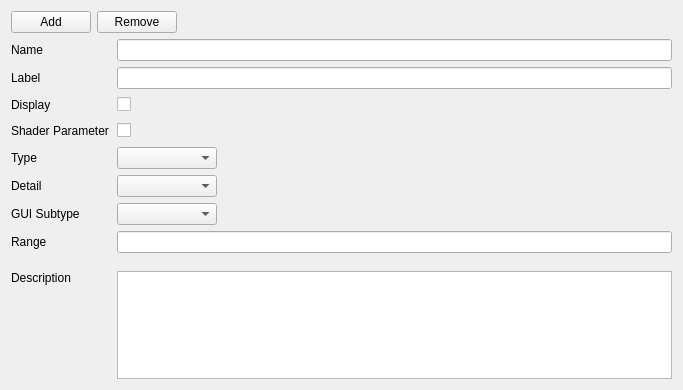
Before: the Qt Designer form gui/ui_nodeParamEditor.ui in ymesh/meShaderEd, drawn with Qt 5.
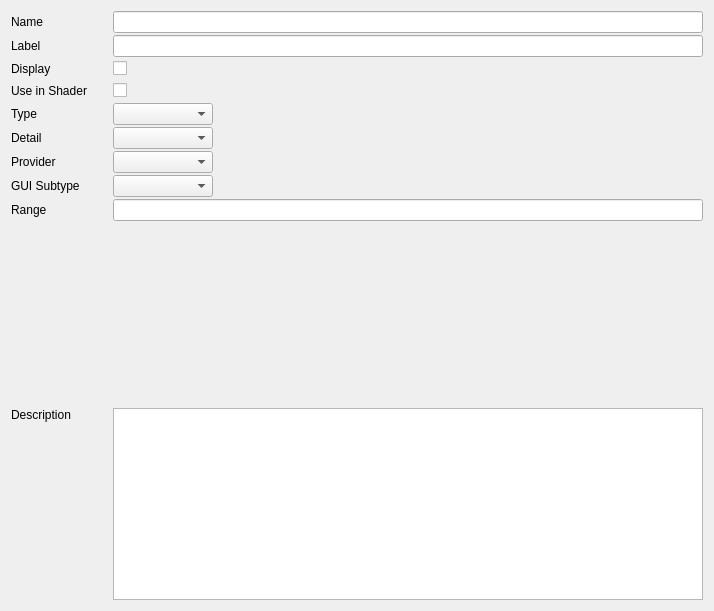
After: the same form once the commit is applied.

Commit message: NodeEditorWindow: replaced by NodeEditorPanel ProjectSetup: Using relative paths for resource directories ImageView: Auto update checkbox ImageView: Reset zoom button

Diff of the .ui file:
```diff
--- a/gui/ui_nodeParamEditor.ui
+++ b/gui/ui_nodeParamEditor.ui
@@ -6,45 +6,17 @@
    <rect>
     <x>0</x>
     <y>0</y>
-    <width>683</width>
-    <height>390</height>
+    <width>714</width>
+    <height>611</height>
    </rect>
   </property>
   <property name="windowTitle">
    <string>Form</string>
   </property>
   <layout class="QVBoxLayout" name="verticalLayout">
-   <item>
-    <layout class="QHBoxLayout" name="horizontalLayout">
-     <item>
-      <widget class="QPushButton" name="addButton">
-       <property name="text">
-        <string>Add</string>
-       </property>
-      </widget>
-     </item>
-     <item>
-      <widget class="QPushButton" name="removeButton">
-       <property name="text">
-        <string>Remove</string>
-       </property>
-      </widget>
-     </item>
-     <item>
-      <spacer name="horizontalSpacer">
-       <property name="orientation">
-        <enum>Qt::Horizontal</enum>
-       </property>
-       <property name="sizeHint" stdset="0">
-        <size>
-         <width>40</width>
-         <height>20</height>
-        </size>
-       </property>
-      </spacer>
-     </item>
-    </layout>
-   </item>
+   <property name="spacing">
+    <number>2</number>
+   </property>
    <item>
     <layout class="QHBoxLayout" name="horizontalLayout_2" stretch="0,1">
      <item>
@@ -133,7 +105,7 @@
         </size>
        </property>
        <property name="text">
-        <string>Shader Parameter</string>
+        <string>Use in Shader</string>
        </property>
       </widget>
      </item>
@@ -239,6 +211,46 @@
      </item>
     </layout>
    </item>
+   <item>
+    <layout class="QHBoxLayout" name="horizontalLayout_11">
+     <item>
+      <widget class="QLabel" name="provider_label_2">
+       <property name="minimumSize">
+        <size>
+         <width>100</width>
+         <height>0</height>
+        </size>
+       </property>
+       <property name="text">
+        <string>Provider</string>
+       </property>
+      </widget>
+     </item>
+     <item>
+      <widget class="QComboBox" name="provider_comboBox">
+       <property name="minimumSize">
+        <size>
+         <width>100</width>
+         <height>0</height>
+        </size>
+       </property>
+      </widget>
+     </item>
+     <item>
+      <spacer name="horizontalSpacer_7">
+       <property name="orientation">
+        <enum>Qt::Horizontal</enum>
+       </property>
+       <property name="sizeHint" stdset="0">
+        <size>
+         <width>40</width>
+         <height>20</height>
+        </size>
+       </property>
+      </spacer>
+     </item>
+    </layout>
+   </item>
    <item>
     <layout class="QHBoxLayout" name="horizontalLayout_9">
      <item>
@@ -300,10 +312,9 @@
     </layout>
    </item>
    <item>
-    <widget class="QWidget" name="value_widget" native="true"/>
-   </item>
-   <item>
-    <widget class="QWidget" name="def_value_widget_2" native="true"/>
+    <widget class="QStackedWidget" name="value_stackedWidget">
+     <widget class="QWidget" name="value_stackedWidgetPage1" native="true"/>
+    </widget>
    </item>
    <item>
     <spacer name="verticalSpacer">
```
Left out of the diff: 69 changed lines with no effect on the pictures. The commit also changes 63 other files.
